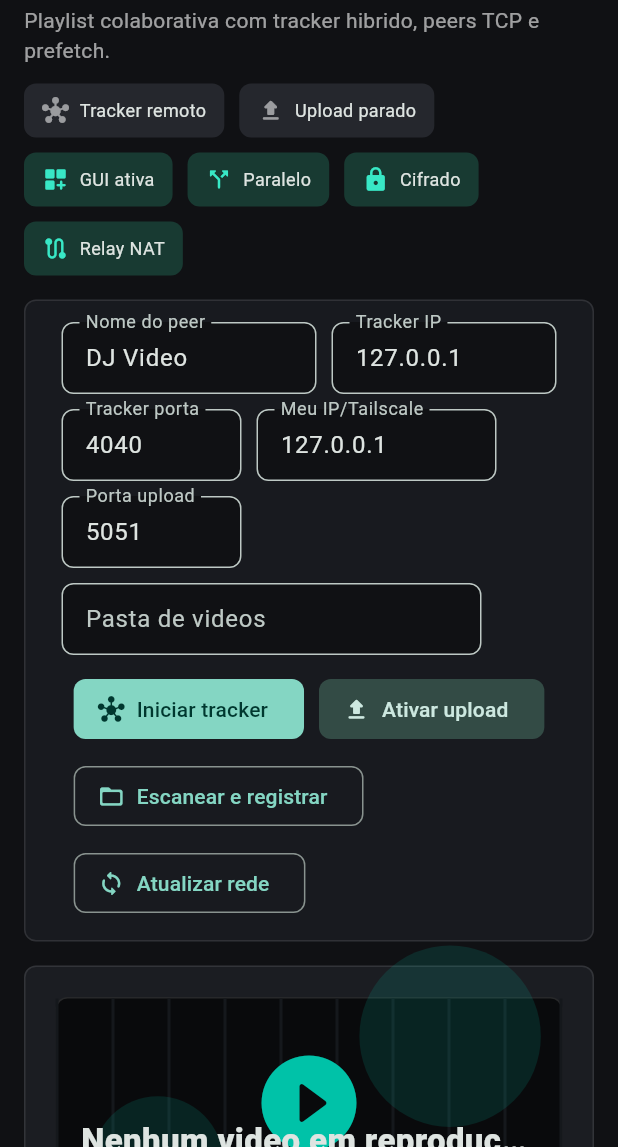
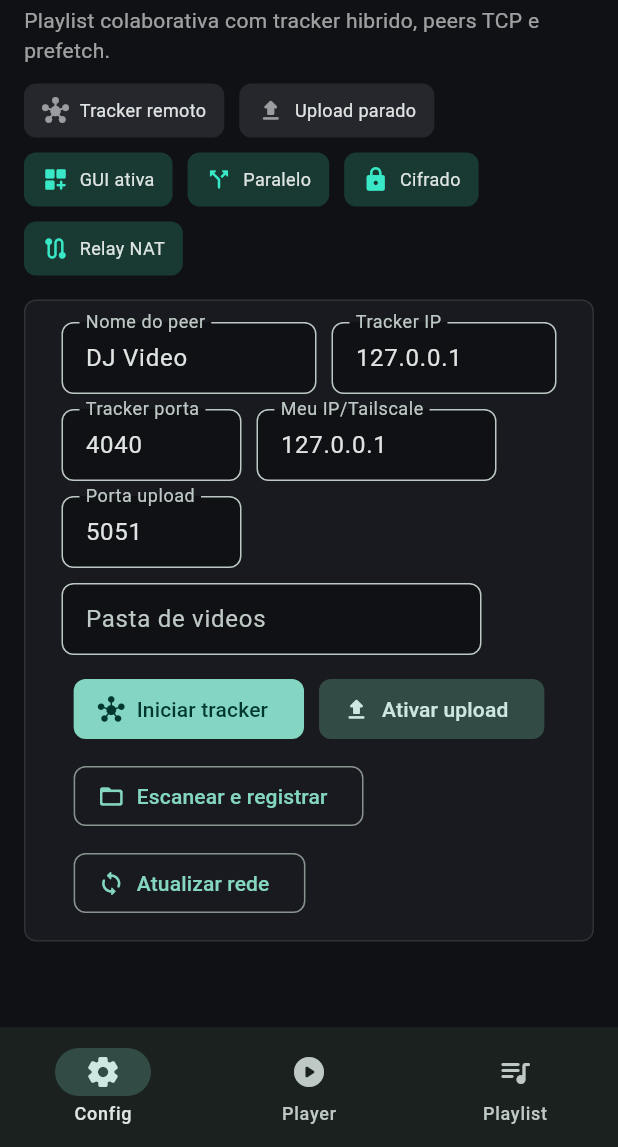
Before and after one commit to reyneralegria13/Video_party, a Flutter app: the screen it shows after launch, on a phone screen of 412 x 824 dp, the part 89-1236 px from its top. Run offline on Flutter 3.47's test engine with Material 3 defaults, Android fonts, the phone set to English and light mode, and no system bars; missing offline and left inert: media_kit, media_kit_video.

Commit message:
feat: add mobile paged layout and android scaffold

```diff
--- a/lib/main.dart
+++ b/lib/main.dart
@@ -63,17 +63,17 @@ class PartyHomePage extends StatefulWidget {
   State<PartyHomePage> createState() => _PartyHomePageState();
 }
 
-enum _SidebarSection { home, playlist, downloads, settings }
+enum _SidebarSection { config, player, playlist }
 
 class _PartyHomePageState extends State<PartyHomePage> {
   AppController get controller => widget.controller;
 
-  _SidebarSection _selectedSection = _SidebarSection.home;
-
+  _SidebarSection _selectedSection = _SidebarSection.config;
+
+  final PageController _pageController = PageController();
   final ScrollController _mainScrollController = ScrollController();
   final ScrollController _rightPanelScrollController = ScrollController();
-  final GlobalKey _homeKey = GlobalKey();
-  final GlobalKey _controlKey = GlobalKey();
+  final GlobalKey _configKey = GlobalKey();
   final GlobalKey _playerKey = GlobalKey();
   final GlobalKey _libraryKey = GlobalKey();
   final GlobalKey _playlistKey = GlobalKey();
@@ -101,6 +101,7 @@ class _PartyHomePageState extends State<PartyHomePage> {
 
   @override
   void dispose() {
+    _pageController.dispose();
     _mainScrollController.dispose();
     _rightPanelScrollController.dispose();
     peerName.dispose();
@@ -117,32 +118,65 @@ class _PartyHomePageState extends State<PartyHomePage> {
     return AnimatedBuilder(
       animation: controller,
       builder: (context, _) {
+        final isWide = MediaQuery.sizeOf(context).width >= 980;
+        final mobileContent = PageView(
+          controller: _pageController,
+          onPageChanged: (index) {
+            final nextSection = _sectionForPage(index);
+            if (nextSection != _selectedSection) {
+              setState(() {
+                _selectedSection = nextSection;
+              });
+            }
+          },
+          children: [
+            _MobilePage(
+              children: [
+                _Header(key: _configKey, controller: controller),
+                const SizedBox(height: 16),
+                _ControlPanel(
+                  controller: controller,
+                  peerName: peerName,
+                  trackerHost: trackerHost,
+                  trackerPort: trackerPort,
+                  advertisedHost: advertisedHost,
+                  uploadPort: uploadPort,
+                  folderPath: folderPath,
+                ),
+              ],
+            ),
+            _MobilePage(
+              children: [
+                _NowPlaying(key: _playerKey, controller: controller),
+                const SizedBox(height: 16),
+                _Library(key: _libraryKey, controller: controller),
+              ],
+            ),
+            _RightPanel(
+              controller: controller,
+              scrollController: _rightPanelScrollController,
+              playlistKey: _playlistKey,
+              peersKey: _peersKey,
+              eventsKey: _eventsKey,
+            ),
+          ],
+        );
+
         return Scaffold(
           body: SafeArea(
-            child: LayoutBuilder(
-              builder: (context, constraints) {
-                final wide = constraints.maxWidth >= 980;
-                final content = wide
+            child: isWide
                 ? Row(
                     crossAxisAlignment: CrossAxisAlignment.stretch,
                     children: [
                       _SideBar(
                         controller: controller,
                         selectedSection: _selectedSection,
-                            onHome: () =>
-                                _navigateTo(_SidebarSection.home, _homeKey),
-                            onPlaylist: () => _navigateTo(
-                              _SidebarSection.playlist,
-                              _playlistKey,
-                            ),
-                            onDownloads: () => _navigateTo(
-                              _SidebarSection.downloads,
-                              _playerKey,
-                            ),
-                            onSettings: () => _navigateTo(
-                              _SidebarSection.settings,
-                              _controlKey,
-                            ),
+                        onConfig: () =>
+                            _navigateTo(_SidebarSection.config, _configKey),
+                        onPlayer: () =>
+                            _navigateTo(_SidebarSection.player, _playerKey),
+                        onPlaylist: () =>
+                            _navigateTo(_SidebarSection.playlist, _playlistKey),
                       ),
                       Expanded(
                         child: _MainArea(
@@ -154,8 +188,7 @@ class _PartyHomePageState extends State<PartyHomePage> {
                           advertisedHost: advertisedHost,
                           uploadPort: uploadPort,
                           folderPath: folderPath,
-                              homeKey: _homeKey,
-                              controlKey: _controlKey,
+                          configKey: _configKey,
                           playerKey: _playerKey,
                           libraryKey: _libraryKey,
                         ),
@@ -172,43 +205,60 @@ class _PartyHomePageState extends State<PartyHomePage> {
                       ),
                     ],
                   )
-                    : ListView(
-                        padding: const EdgeInsets.all(16),
-                        children: [
-                          _Header(key: _homeKey, controller: controller),
-                          const SizedBox(height: 16),
-                          _ControlPanel(
-                            key: _controlKey,
-                            controller: controller,
-                            peerName: peerName,
-                            trackerHost: trackerHost,
-                            trackerPort: trackerPort,
-                            advertisedHost: advertisedHost,
-                            uploadPort: uploadPort,
-                            folderPath: folderPath,
-                          ),
-                          const SizedBox(height: 16),
-                          _NowPlaying(key: _playerKey, controller: controller),
-                          const SizedBox(height: 16),
-                          _Library(key: _libraryKey, controller: controller),
-                          const SizedBox(height: 16),
-                          _RightPanel(
-                            controller: controller,
-                            playlistKey: _playlistKey,
-                            peersKey: _peersKey,
-                            eventsKey: _eventsKey,
-                          ),
-                        ],
-                      );
-                return wide
-                    ? content
-                    : ColoredBox(color: context.appBackground, child: content);
+                : ColoredBox(
+                    color: context.appBackground,
+                    child: mobileContent,
+                  ),
+          ),
+          bottomNavigationBar: isWide
+              ? null
+              : NavigationBar(
+                  selectedIndex: _pageIndexFor(_selectedSection),
+                  onDestinationSelected: (index) {
+                    final section = _sectionForPage(index);
+                    setState(() {
+                      _selectedSection = section;
+                    });
+                    _pageController.animateToPage(
+                      index,
+                      duration: const Duration(milliseconds: 280),
+                      curve: Curves.easeOutCubic,
+                    );
                   },
-            ),
+                  destinations: const [
+                    NavigationDestination(
+                      icon: Icon(Icons.settings_rounded),
+                      label: 'Config',
+                    ),
+                    NavigationDestination(
+                      icon: Icon(Icons.play_circle_rounded),
+                      label: 'Player',
+                    ),
+                    NavigationDestination(
+                      icon: Icon(Icons.queue_music_rounded),
+                      label: 'Playlist',
+                    ),
+                  ],
                 ),
         );
       },
     );
+  }
+
+  int _pageIndexFor(_SidebarSection section) {
+    return switch (section) {
+      _SidebarSection.config => 0,
+      _SidebarSection.player => 1,
+      _SidebarSection.playlist => 2,
+    };
+  }
+
+  _SidebarSection _sectionForPage(int index) {
+    return switch (index) {
+      0 => _SidebarSection.config,
+      1 => _SidebarSection.player,
+      _ => _SidebarSection.playlist,
+    };
   }
 
   void _scrollTo(GlobalKey key) {
@@ -316,18 +366,16 @@ class _SideBar extends StatelessWidget {
   const _SideBar({
     required this.controller,
     required this.selectedSection,
-    required this.onHome,
+    required this.onConfig,
+    required this.onPlayer,
     required this.onPlaylist,
-    required this.onDownloads,
-    required this.onSettings,
   });
 
   final AppController controller;
   final _SidebarSection selectedSection;
-  final VoidCallback onHome;
+  final VoidCallback onConfig;
+  final VoidCallback onPlayer;
   final VoidCallback onPlaylist;
-  final VoidCallback onDownloads;
-  final VoidCallback onSettings;
 
   @override
   Widget build(BuildContext context) {
@@ -344,28 +392,22 @@ class _SideBar extends StatelessWidget {
           ),
           const SizedBox(height: 28),
           _NavIcon(
-            icon: Icons.home_rounded,
-            tooltip: 'Inicio',
-            selected: selectedSection == _SidebarSection.home,
-            onPressed: onHome,
+            icon: Icons.settings_rounded,
+            tooltip: 'Configuracao',
+            selected: selectedSection == _SidebarSection.config,
+            onPressed: onConfig,
+          ),
+          _NavIcon(
+            icon: Icons.play_circle_rounded,
+            tooltip: 'Player',
+            selected: selectedSection == _SidebarSection.player,
+            onPressed: onPlayer,
           ),
           _NavIcon(
             icon: Icons.queue_music_rounded,
             tooltip: 'Playlist',
             selected: selectedSection == _SidebarSection.playlist,
             onPressed: onPlaylist,
-          ),
-          _NavIcon(
-            icon: Icons.cloud_download_rounded,
-            tooltip: 'Player e downloads',
-            selected: selectedSection == _SidebarSection.downloads,
-            onPressed: onDownloads,
-          ),
-          _NavIcon(
-            icon: Icons.settings_rounded,
-            tooltip: 'Configuracoes',
-            selected: selectedSection == _SidebarSection.settings,
-            onPressed: onSettings,
           ),
           const Spacer(),
           _ThemeMenu(controller: controller),
@@ -419,8 +461,7 @@ class _MainArea extends StatelessWidget {
     required this.advertisedHost,
     required this.uploadPort,
     required this.folderPath,
-    required this.homeKey,
-    required this.controlKey,
+    required this.configKey,
     required this.playerKey,
     required this.libraryKey,
   });
@@ -433,8 +474,7 @@ class _MainArea extends StatelessWidget {
   final TextEditingController advertisedHost;
   final TextEditingController uploadPort;
   final TextEditingController folderPath;
-  final GlobalKey homeKey;
-  final GlobalKey controlKey;
+  final GlobalKey configKey;
   final GlobalKey playerKey;
   final GlobalKey libraryKey;
 
@@ -444,10 +484,9 @@ class _MainArea extends StatelessWidget {
       controller: scrollController,
       padding: const EdgeInsets.all(22),
       children: [
-        _Header(key: homeKey, controller: controller),
+        _Header(key: configKey, controller: controller),
         const SizedBox(height: 16),
         _ControlPanel(
-          key: controlKey,
           controller: controller,
           peerName: peerName,
           trackerHost: trackerHost,
@@ -461,6 +500,23 @@ class _MainArea extends StatelessWidget {
         const SizedBox(height: 18),
         _Library(key: libraryKey, controller: controller),
       ],
+    );
+  }
+}
+
+class _MobilePage extends StatelessWidget {
+  const _MobilePage({required this.children});
+
+  final List<Widget> children;
+
+  @override
+  Widget build(BuildContext context) {
+    return ColoredBox(
+      color: context.appBackground,
+      child: ListView(
+        padding: const EdgeInsets.all(16),
+        children: children,
+      ),
     );
   }
 }
--- a/pubspec.yaml
+++ b/pubspec.yaml
@@ -16,7 +16,7 @@ publish_to: 'none' # Remove this line if you wish to publish to pub.dev
 # https://developer.apple.com/library/archive/documentation/General/Reference/InfoPlistKeyReference/Articles/CoreFoundationKeys.html
 # In Windows, build-name is used as the major, minor, and patch parts
 # of the product and file versions while build-number is used as the build suffix.
-version: 1.1.0+3
+version: 1.2.0+4
 
 environment:
   sdk: ^3.11.4
```
Also changed, not shown: 20 other files. Lines whose indentation alone changed are shown as unchanged.
